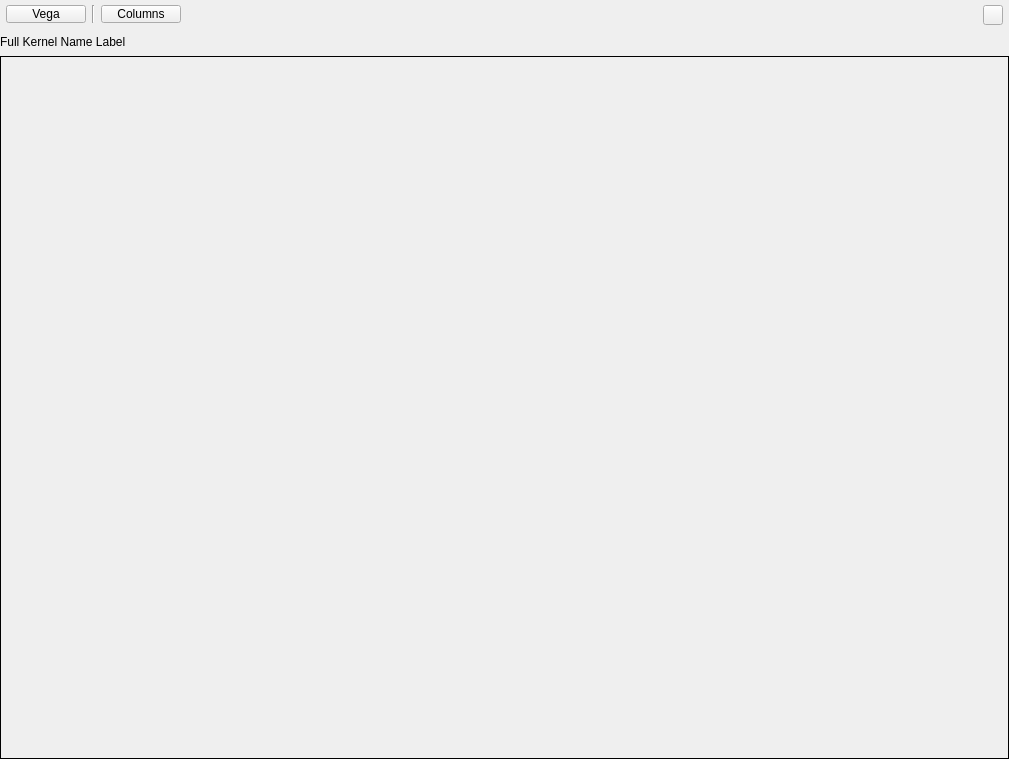
Above: source/radeon_gpu_analyzer_gui/ui/rg_isa_disassembly_view.ui from GPUOpen-Tools/radeon_gpu_analyzer before the change. Below: the same form after it.
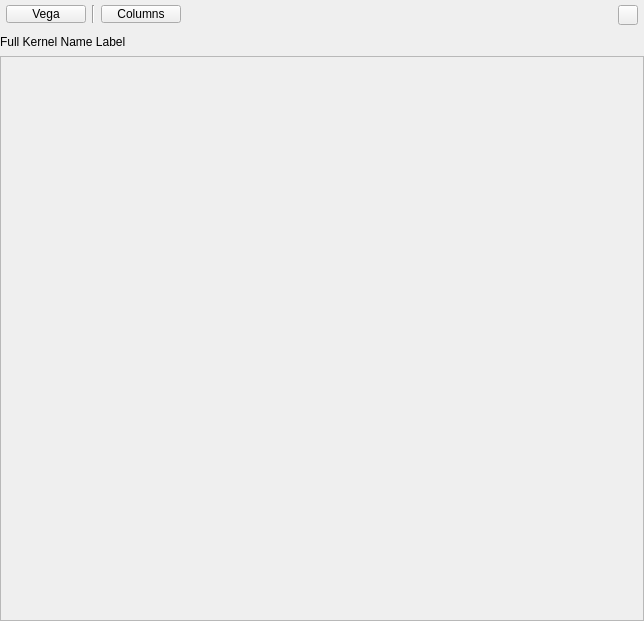
That is the form after the change. Custom widgets are drawn as their Qt base class.

```diff
--- a/source/radeon_gpu_analyzer_gui/ui/rg_isa_disassembly_view.ui
+++ b/source/radeon_gpu_analyzer_gui/ui/rg_isa_disassembly_view.ui
@@ -6,8 +6,8 @@
    <rect>
     <x>0</x>
     <y>0</y>
-    <width>1009</width>
-    <height>759</height>
+    <width>644</width>
+    <height>621</height>
    </rect>
   </property>
   <property name="minimumSize">
@@ -224,7 +224,7 @@
       </size>
      </property>
      <property name="styleSheet">
-      <string notr="true">border: 1px solid black;</string>
+      <string notr="true"/>
      </property>
      <property name="frameShape">
       <enum>QFrame::StyledPanel</enum>
```
Left out of the diff: 20 changed lines with no effect on the pictures.
